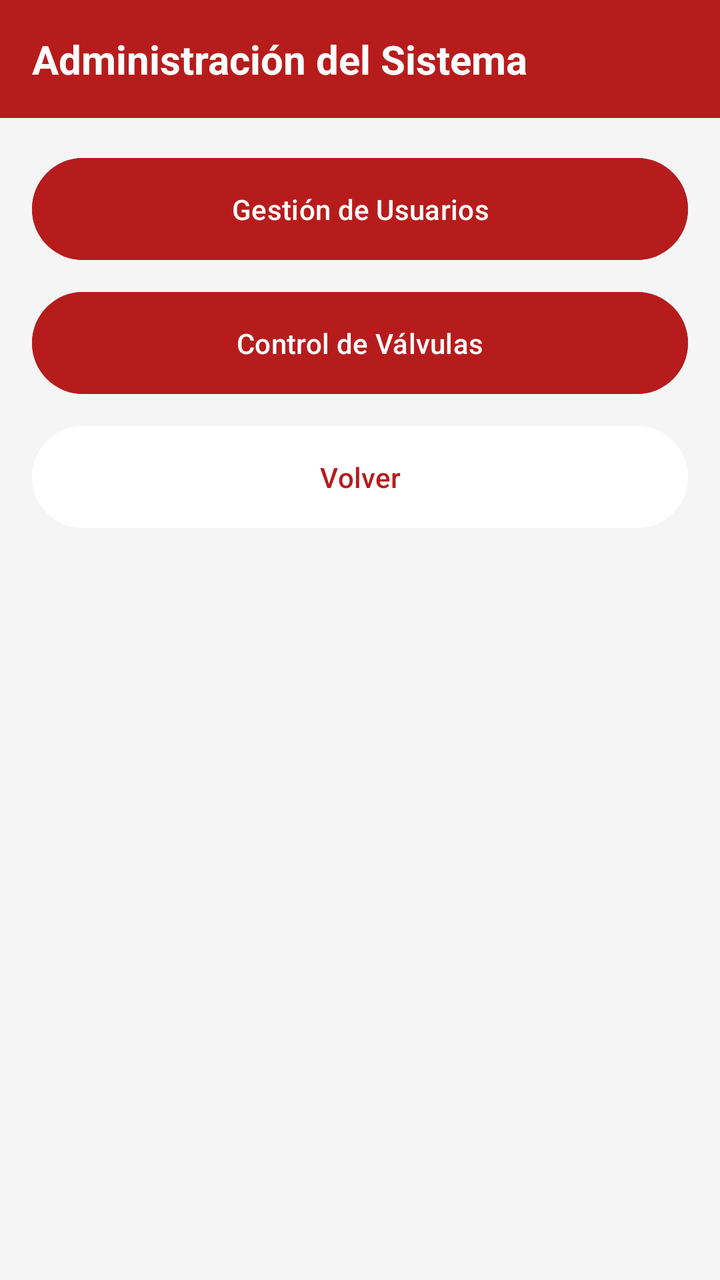
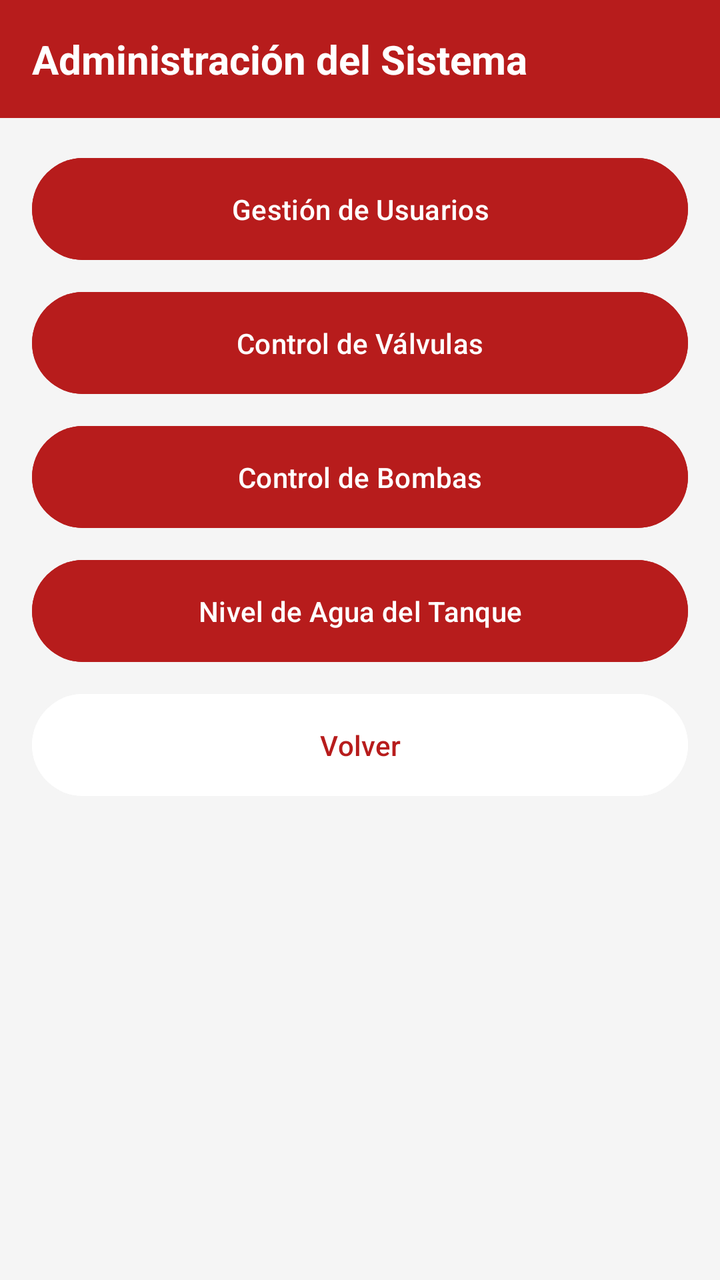

Screens rendered from an Android XML layout before and after an edit, with the pre-edit source and the edit as a unified diff.
<!-- AndroidManifest.xml: application theme Theme.HueraDelValle -->
<!-- res/layout/activity_administracion.xml -->
<?xml version="1.0" encoding="utf-8"?>
<LinearLayout xmlns:android="http://schemas.android.com/apk/res/android"
    android:layout_width="match_parent"
    android:layout_height="match_parent"
    android:orientation="vertical"
    android:background="#F5F5F5">

    
    <LinearLayout
        android:layout_width="match_parent"
        android:layout_height="wrap_content"
        android:background="#B71C1C"
        android:padding="16dp">

        <TextView
            android:layout_width="match_parent"
            android:layout_height="wrap_content"
            android:text="Administración del Sistema"
            android:textColor="#FFFFFF"
            android:textSize="20sp"
            android:textStyle="bold"/>

    </LinearLayout>

    
    <LinearLayout
        android:layout_width="match_parent"
        android:layout_height="wrap_content"
        android:orientation="vertical"
        android:padding="16dp">

        <Button
            android:id="@+id/btnGestionUsuarios"
            android:layout_width="match_parent"
            android:layout_height="wrap_content"
            android:text="Gestión de Usuarios"
            android:backgroundTint="#B71C1C"
            android:textColor="#FFFFFF"
            android:padding="16dp"
            android:layout_marginBottom="8dp"/>

        <Button
            android:id="@+id/btnControlValvulas"
            android:layout_width="match_parent"
            android:layout_height="wrap_content"
            android:text="Control de Válvulas"
            android:backgroundTint="#B71C1C"
            android:textColor="#FFFFFF"
            android:padding="16dp"
            android:layout_marginBottom="8dp"/>

        <Button
            android:id="@+id/btnVolver"
            android:layout_width="match_parent"
            android:layout_height="wrap_content"
            android:text="Volver"
            android:backgroundTint="#FFFFFF"
            android:textColor="#B71C1C"
            android:padding="16dp"/>

    </LinearLayout>

</LinearLayout>
<!-- resources referenced by this layout -->
<resources>
  <style name="Theme.HueraDelValle" parent="Base.Theme.HueraDelValle" />
  <style name="Base.Theme.HueraDelValle" parent="Theme.Material3.DayNight.NoActionBar">
          
          
      </style>
</resources>

<!-- the commit's change to res/layout/activity_administracion.xml (unified diff, before → after) -->
@@ -5,7 +5,6 @@
     android:orientation="vertical"
     android:background="#F5F5F5">
 
-    
     <LinearLayout
         android:layout_width="match_parent"
         android:layout_height="wrap_content"
@@ -22,7 +21,6 @@
 
     </LinearLayout>
 
-    
     <LinearLayout
         android:layout_width="match_parent"
         android:layout_height="wrap_content"
@@ -50,6 +48,26 @@
             android:layout_marginBottom="8dp"/>
 
         <Button
+            android:id="@+id/btnControlBombas"
+            android:layout_width="match_parent"
+            android:layout_height="wrap_content"
+            android:text="Control de Bombas"
+            android:backgroundTint="#B71C1C"
+            android:textColor="#FFFFFF"
+            android:padding="16dp"
+            android:layout_marginBottom="8dp"/>
+
+        <Button
+            android:id="@+id/btnNivelAgua"
+            android:layout_width="match_parent"
+            android:layout_height="wrap_content"
+            android:text="Nivel de Agua del Tanque"
+            android:backgroundTint="#B71C1C"
+            android:textColor="#FFFFFF"
+            android:padding="16dp"
+            android:layout_marginBottom="8dp"/>
+
+        <Button
             android:id="@+id/btnVolver"
             android:layout_width="match_parent"
             android:layout_height="wrap_content"
